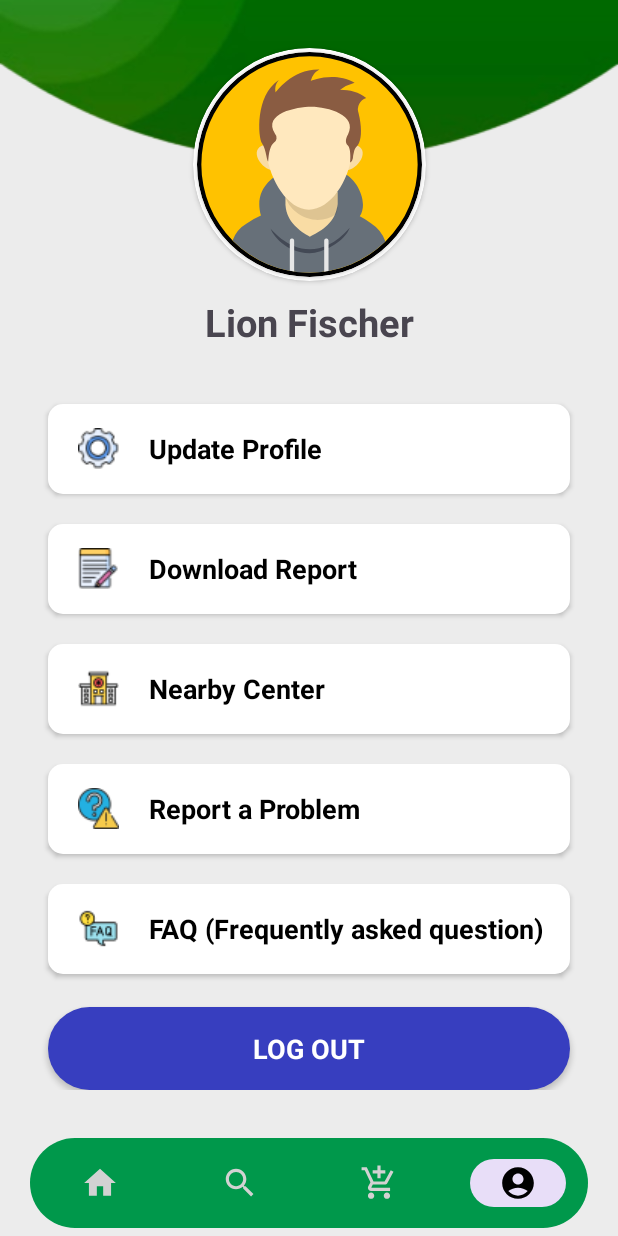
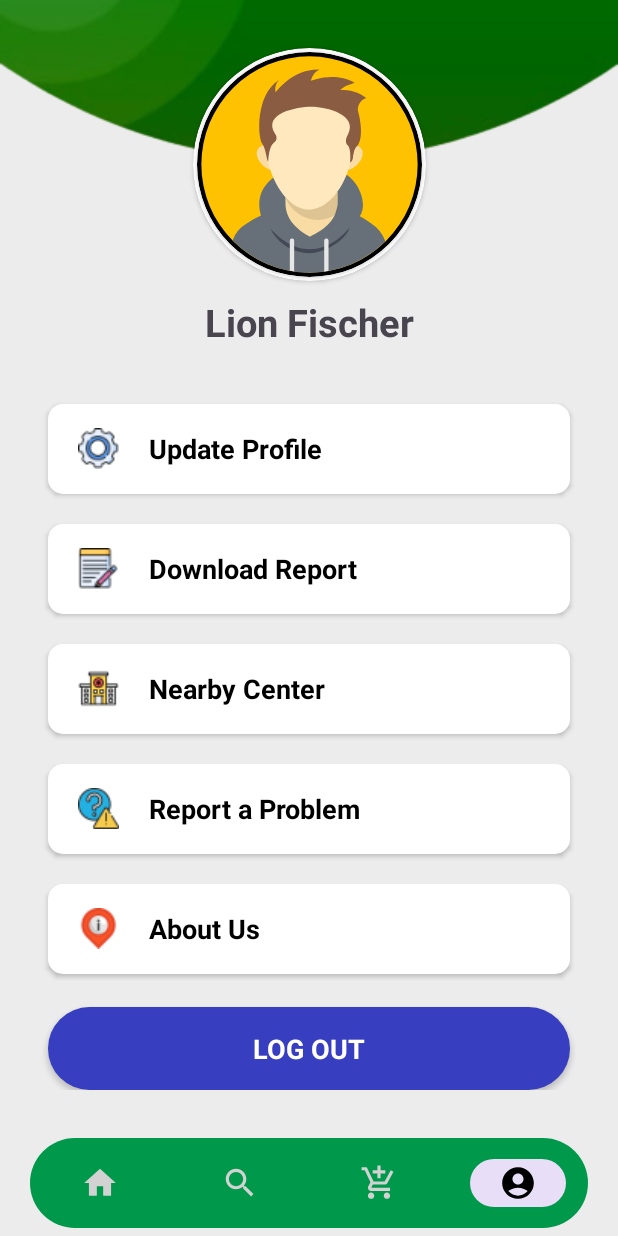
Before and after one commit to sahlalu/MSPathologyLabAPP, an Android app: the ProfileActivity screen opened directly, with no data from a screen before it, on a phone screen of 412 x 824 dp. Run offline under Robolectric (Android 15) with nearby library versions, the phone set to English and light mode, and no system bars; Roboto replaces fonts that are not available here.

Commit message:
modify code

```diff
--- a/app/src/main/res/layout/activity_profile.xml
+++ b/app/src/main/res/layout/activity_profile.xml
@@ -179,10 +179,10 @@
                         style="@android:style/Widget.Button"
                         android:layout_marginBottom="10dp"
                         android:background="@drawable/btn_background_1"
-                        android:drawableStart="@drawable/ic_5"
+                        android:drawableStart="@drawable/ic_8"
                         android:drawablePadding="20dp"
                         android:paddingStart="20dp"
-                        android:text="FAQ (Frequently asked question)"
+                        android:text="About Us"
                         android:textAlignment="viewStart" />
 
                     <androidx.appcompat.widget.AppCompatButton
```
Also changed, not shown: app/src/main/res/drawable/ic_8.png (added).
